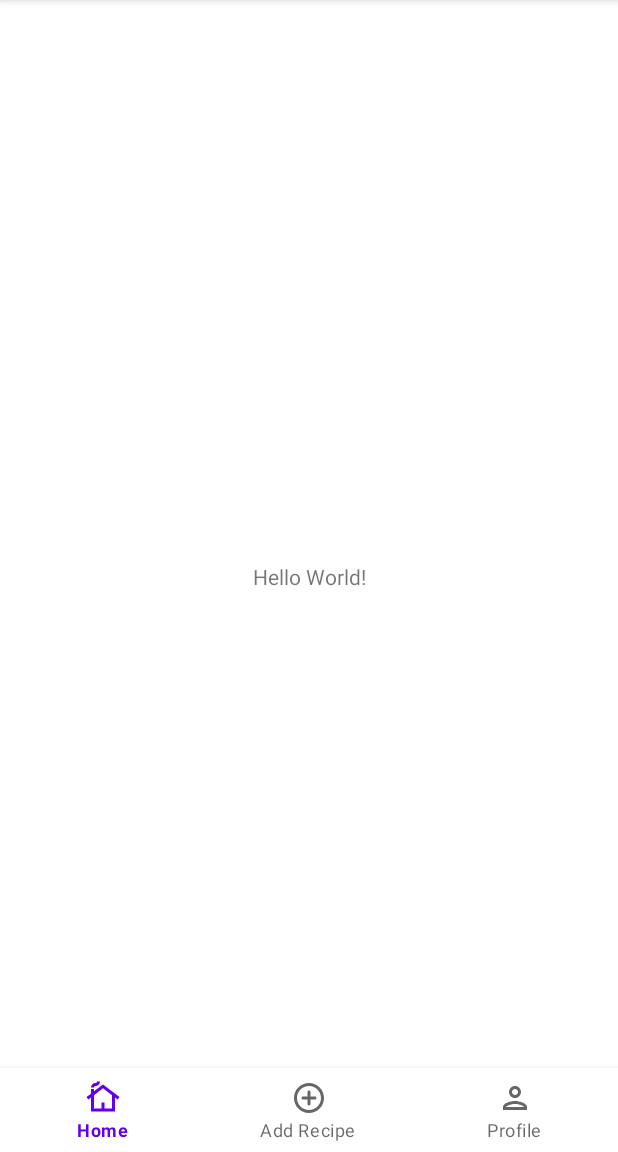
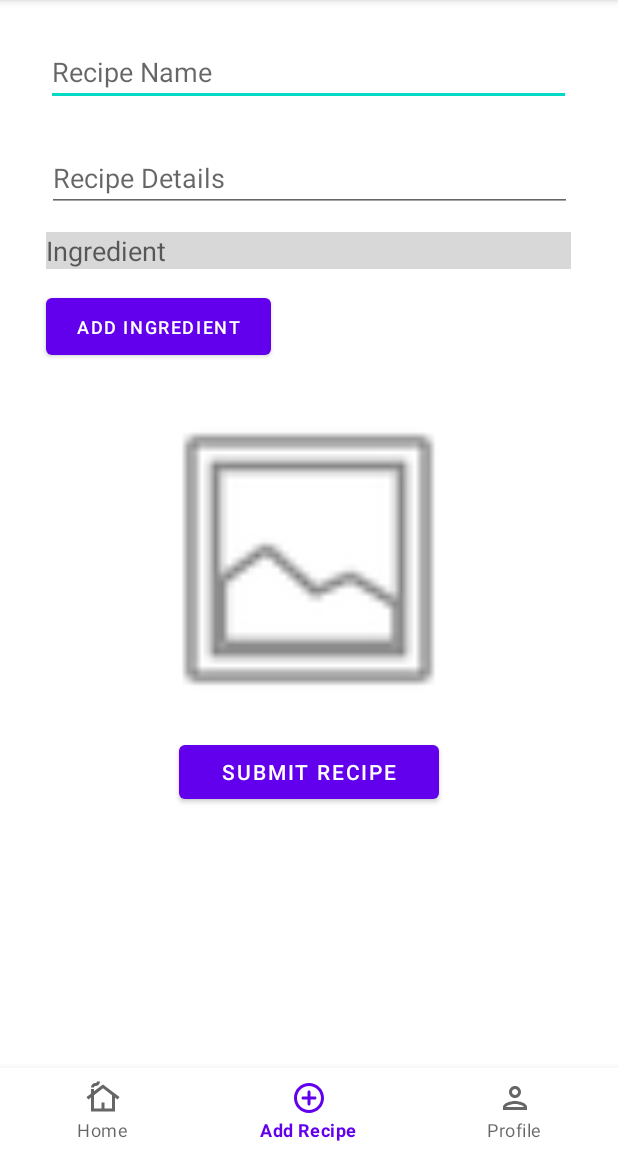
Before and after one commit to Android-Development-Group-5/MunchBox, an Android app: the screen it shows after launch (MainActivity), on a phone screen of 412 x 824 dp, the part 84-1236 px from its top. Run offline under Robolectric (Android 15) with nearby library versions, the phone set to English and light mode, and no system bars.

Commit message:
Milestone 2 Completed with 1 minor issue.

```diff
--- /dev/null
+++ b/app/src/main/java/com/group5/munchbox/AddRecipeFragment.kt
@@ -0,0 +1,114 @@
+package com.group5.munchbox
+
+import android.app.Activity.RESULT_OK
+import android.content.Intent
+import android.os.Bundle
+import android.util.Log
+import androidx.fragment.app.Fragment
+import android.view.LayoutInflater
+import android.view.View
+import android.view.ViewGroup
+import android.widget.Button
+import android.widget.EditText
+import android.widget.ImageView
+import android.widget.Toast
+import androidx.recyclerview.widget.LinearLayoutManager
+import androidx.recyclerview.widget.RecyclerView
+
+// TODO: Rename parameter arguments, choose names that match
+
+/**
+ * A simple [Fragment] subclass.
+ * Use the [AddRecipeFragment.newInstance] factory method to
+ * create an instance of this fragment.
+ */
+private const val TAG = "AddRecipeFragment/"
+
+class AddRecipeFragment : Fragment() {
+    // TODO: Rename and change types of parameters
+
+    private val ingredients = mutableListOf<IngredientsItem>(IngredientsItem(""))
+
+    private lateinit var ingredientsList : RecyclerView
+    private lateinit var ingredientsAdapter: IngredientsAdapter
+
+    private lateinit var recipeName : EditText
+    private lateinit var recipeDetails : EditText
+
+    private lateinit var addRecipeButton : Button
+    private lateinit var addIngredientButton: Button
+    private lateinit var removeIngredientButton: Button
+
+    private lateinit var recipeImage: ImageView
+
+
+    override fun onCreate(savedInstanceState: Bundle?) {
+        super.onCreate(savedInstanceState)
+    }
+
+    override fun onCreateView(
+        inflater: LayoutInflater, container: ViewGroup?,
+        savedInstanceState: Bundle?
+    ): View? {
+        // Inflate the layout for this fragment
+        val view = inflater.inflate(R.layout.fragment_add_recipe, container, false)
+
+        val layoutManager = LinearLayoutManager(context)
+        ingredientsList = view.findViewById(R.id.IngredientsList)
+        ingredientsList.layoutManager = layoutManager
+        ingredientsAdapter = IngredientsAdapter(view.context, ingredients)
+        ingredientsList.adapter = ingredientsAdapter
+
+        addRecipeButton = view.findViewById(R.id.AddRecipeButton)
+        addIngredientButton = view.findViewById(R.id.AddIngredientButton)
+        removeIngredientButton = view.findViewById(R.id.RemoveIngredientButton)
+
+        recipeName = view.findViewById(R.id.RecipeName)
+        recipeDetails = view.findViewById(R.id.RecipeDetails)
+
+        recipeImage = view.findViewById(R.id.RecipeImage)
+
+        addRecipeButton.setOnClickListener {
+            Toast.makeText(context, ingredients.toString(), Toast.LENGTH_SHORT).show()
+            ingredients.forEach{println(it.name) }
+
+        }
+        recipeImage.setOnClickListener {
+            pickImageFromGallery()
+        }
+        addIngredientButton.setOnClickListener {
+            ingredients.add(IngredientsItem(""))
+            ingredientsAdapter.notifyDataSetChanged()
+            removeIngredientButton.visibility = View.VISIBLE
+        }
+        removeIngredientButton.setOnClickListener {
+            if(ingredients.size > 1) {
+                ingredients.removeAt(ingredientsAdapter.itemCount - 1)
+                ingredientsAdapter.notifyDataSetChanged()
+            }
+            if(ingredients.size <= 1){
+                removeIngredientButton.visibility = View.INVISIBLE
+            }
+        }
+        return view
+    }
+
+    companion object {
+        const val IMAGE_REQUEST_CODE = 100
+        fun newInstance(): AddRecipeFragment {
+            return AddRecipeFragment()
+            }
+    }
+    private fun pickImageFromGallery(){
+        val intent = Intent(Intent.ACTION_PICK)
+        intent.type = "image/*"
+        startActivityForResult(intent, IMAGE_REQUEST_CODE)
+    }
+
+    override fun onActivityResult(requestCode: Int, resultCode: Int, data: Intent?) {
+        super.onActivityResult(requestCode, resultCode, data)
+        if (requestCode == IMAGE_REQUEST_CODE && resultCode == RESULT_OK){
+            recipeImage.setImageURI(data?.data)
+        }
+    }
+}
--- /dev/null
+++ b/app/src/main/java/com/group5/munchbox/IngredientsAdapter.kt
@@ -0,0 +1,41 @@
+package com.group5.munchbox
+
+import android.content.Context
+import android.text.Editable
+import android.text.TextWatcher
+import android.view.LayoutInflater
+import android.view.View
+import android.view.ViewGroup
+import android.widget.EditText
+import android.widget.TextView
+import androidx.core.widget.doOnTextChanged
+import androidx.recyclerview.widget.RecyclerView
+
+class IngredientsAdapter(private val context: Context, private val IngredientItems: List<IngredientsItem>): RecyclerView.Adapter<IngredientsAdapter.ViewHolder>() {
+    class ViewHolder(itemView: View): RecyclerView.ViewHolder(itemView){
+        val nameTextView: EditText
+        init {
+            nameTextView = itemView.findViewById(R.id.ingredients_item)
+        }
+    }
+
+    override fun onCreateViewHolder(parent: ViewGroup, viewType: Int): ViewHolder {
+        val context = parent.context
+        val inflater = LayoutInflater.from(context)
+        val contactView = inflater.inflate(R.layout.ingredients_item, parent, false)
+        return ViewHolder(contactView)
+    }
+
+    override fun onBindViewHolder(holder: ViewHolder, position: Int) {
+        val ingredientItems = IngredientItems.get(position)
+        holder.nameTextView.setText(ingredientItems.name)
+        holder.nameTextView.hint = "Ingredient"
+        holder.nameTextView.doOnTextChanged { text, start, before, count ->
+            IngredientItems[position].name = text.toString()
+        }
+    }
+
+    override fun getItemCount(): Int {
+        return IngredientItems.size
+    }
+}
--- /dev/null
+++ b/app/src/main/java/com/group5/munchbox/IngredientsItem.kt
@@ -0,0 +1,5 @@
+package com.group5.munchbox
+
+class IngredientsItem(
+    var name: String){
+}
--- a/app/src/main/java/com/group5/munchbox/MainActivity.kt
+++ b/app/src/main/java/com/group5/munchbox/MainActivity.kt
@@ -2,10 +2,45 @@ package com.group5.munchbox
 
 import androidx.appcompat.app.AppCompatActivity
 import android.os.Bundle
+import androidx.fragment.app.Fragment
+import androidx.fragment.app.FragmentManager
+import com.google.android.material.bottomnavigation.BottomNavigationView
 
 class MainActivity : AppCompatActivity() {
     override fun onCreate(savedInstanceState: Bundle?) {
         super.onCreate(savedInstanceState)
         setContentView(R.layout.activity_main)
+
+        replaceFragment(AddRecipeFragment())
+        // define your fragments here
+        //val fragment1: Fragment
+        val fragment2: Fragment = AddRecipeFragment()
+        //val fragment3: Fragment
+
+        val bottomNavigationView: BottomNavigationView = findViewById(R.id.bottom_navigation)
+
+        // handle navigation selection
+        bottomNavigationView.setOnItemSelectedListener { item ->
+            lateinit var fragment: Fragment
+            when (item.itemId) {
+                //R.id.home -> fragment = fragment1
+                R.id.add_recipe -> fragment = fragment2
+                //R.id.profile -> fragment = fragment3
+            }
+            replaceFragment(fragment)
+            true
+        }
+
+        // Set default selection
+        //bottomNavigationView.selectedItemId = R.id.home
+        //TODO("replace line below with line above")
+        bottomNavigationView.selectedItemId = R.id.add_recipe
     }
+    private fun replaceFragment(fragment: Fragment) {
+        val fragmentManager = supportFragmentManager
+        val fragmentTransaction = fragmentManager.beginTransaction()
+        fragmentTransaction.replace(R.id.app_frame_layout, fragment)
+        fragmentTransaction.commit()
+    }
+    val fragmentManager: FragmentManager = supportFragmentManager
 }
--- a/app/src/main/res/layout/activity_main.xml
+++ b/app/src/main/res/layout/activity_main.xml
@@ -6,11 +6,11 @@
     android:layout_height="match_parent"
     tools:context=".MainActivity">
 
-    <TextView
-        android:layout_width="wrap_content"
-        android:layout_height="wrap_content"
-        android:text="Hello World!"
-        app:layout_constraintBottom_toBottomOf="parent"
+    <FrameLayout
+        android:id="@+id/app_frame_layout"
+        android:layout_width="match_parent"
+        android:layout_height="match_parent"
+        app:layout_constraintBottom_toTopOf="@+id/bottom_navigation"
         app:layout_constraintEnd_toEndOf="parent"
         app:layout_constraintStart_toStartOf="parent"
         app:layout_constraintTop_toTopOf="parent" />
--- /dev/null
+++ b/app/src/main/res/layout/fragment_add_recipe.xml
@@ -0,0 +1,102 @@
+<?xml version="1.0" encoding="utf-8"?>
+
+<FrameLayout xmlns:android="http://schemas.android.com/apk/res/android"
+    xmlns:app="http://schemas.android.com/apk/res-auto"
+    xmlns:tools="http://schemas.android.com/tools"
+    android:layout_width="match_parent"
+    android:layout_height="600dp"
+    tools:context=".AddRecipeFragment"
+    android:id="@+id/add_recipe_frame_layout">
+<ScrollView
+    android:layout_width="match_parent"
+    android:layout_height="match_parent"
+    android:id="@+id/AddRecipeScrollView">
+        <androidx.constraintlayout.widget.ConstraintLayout
+            android:layout_width="match_parent"
+            android:layout_height="match_parent"
+            android:id="@+id/AddRecipeConstraintLayout">
+
+            <Button
+                android:id="@+id/AddRecipeButton"
+                android:layout_width="173dp"
+                android:layout_height="wrap_content"
+                android:layout_marginBottom="25dp"
+                android:layout_marginTop="8dp"
+                android:text="Submit Recipe"
+                app:layout_constraintBottom_toBottomOf="parent"
+                app:layout_constraintEnd_toEndOf="parent"
+                app:layout_constraintStart_toStartOf="parent"
+                app:layout_constraintTop_toBottomOf="@+id/RecipeImage"
+                app:layout_constraintVertical_bias="1.0" />
+
+            <EditText
+                android:id="@+id/RecipeName"
+                android:layout_width="350dp"
+                android:layout_height="wrap_content"
+                android:layout_marginTop="25dp"
+                android:ems="10"
+                android:inputType="textPersonName"
+                android:hint="Recipe Name"
+                app:layout_constraintEnd_toEndOf="parent"
+                app:layout_constraintHorizontal_bias="0.491"
+                app:layout_constraintStart_toStartOf="parent"
+                app:layout_constraintTop_toTopOf="parent" />
+
+            <EditText
+                android:id="@+id/RecipeDetails"
+                android:layout_width="350dp"
+                android:layout_height="wrap_content"
+                android:layout_marginTop="25dp"
+                android:ems="10"
+                android:inputType="textPersonName"
+                android:hint="Recipe Details"
+                app:layout_constraintEnd_toEndOf="parent"
+                app:layout_constraintStart_toStartOf="parent"
+                app:layout_constraintTop_toBottomOf="@+id/RecipeName" />
+
+            <androidx.recyclerview.widget.RecyclerView
+                android:id="@+id/IngredientsList"
+                android:layout_width="350dp"
+                android:layout_height="wrap_content"
+                android:layout_marginTop="8dp"
+                app:layout_constraintEnd_toEndOf="parent"
+                app:layout_constraintHorizontal_bias="0.491"
+                app:layout_constraintStart_toStartOf="parent"
+                app:layout_constraintTop_toBottomOf="@+id/RecipeDetails" />
+
+            <Button
+                android:id="@+id/AddIngredientButton"
+                android:layout_width="150dp"
+                android:layout_height="50dp"
+                android:layout_marginTop="8dp"
+                android:textSize="12dp"
+                android:text="Add Ingredient"
+                app:layout_constraintEnd_toEndOf="parent"
+                app:layout_constraintHorizontal_bias="0.0"
+                app:layout_constraintStart_toStartOf="@+id/IngredientsList"
+                app:layout_constraintTop_toBottomOf="@+id/IngredientsList" />
+
+            <Button
+                android:id="@+id/RemoveIngredientButton"
+                android:layout_width="150dp"
+                android:layout_height="50dp"
+                android:layout_marginTop="8dp"
+                android:text="Remove Ingredient"
+                android:textSize="12dp"
+                android:visibility="invisible"
+                app:layout_constraintEnd_toEndOf="@+id/IngredientsList"
+                app:layout_constraintTop_toBottomOf="@+id/IngredientsList" />
+
+            <ImageView
+                android:id="@+id/RecipeImage"
+                android:layout_width="350dp"
+                android:layout_height="220dp"
+                android:layout_marginTop="20dp"
+                android:src="@android:drawable/ic_menu_gallery"
+                app:layout_constraintEnd_toEndOf="parent"
+                app:layout_constraintHorizontal_bias="0.491"
+                app:layout_constraintStart_toStartOf="parent"
+                app:layout_constraintTop_toBottomOf="@+id/AddIngredientButton" />
+        </androidx.constraintlayout.widget.ConstraintLayout>
+</ScrollView>
+</FrameLayout>
--- /dev/null
+++ b/app/src/main/res/layout/ingredients_item.xml
@@ -0,0 +1,21 @@
+<?xml version="1.0" encoding="utf-8"?>
+<androidx.constraintlayout.widget.ConstraintLayout xmlns:android="http://schemas.android.com/apk/res/android"
+    xmlns:app="http://schemas.android.com/apk/res-auto"
+    xmlns:tools="http://schemas.android.com/tools"
+    android:layout_width="350dp"
+    android:layout_height="wrap_content">
+
+    <EditText
+        android:id="@+id/ingredients_item"
+        android:layout_width="match_parent"
+        android:layout_height="wrap_content"
+        android:background="#D8D8D8"
+        android:ems="10"
+        android:inputType="textPersonName"
+        android:text="Name"
+        app:layout_constraintBottom_toBottomOf="parent"
+        android:layout_marginTop="5dp"
+        android:layout_marginBottom="5dp"
+        app:layout_constraintTop_toTopOf="parent"
+        tools:layout_editor_absoluteX="3dp" />
+</androidx.constraintlayout.widget.ConstraintLayout>
--- a/app/src/main/res/values/strings.xml
+++ b/app/src/main/res/values/strings.xml
@@ -1,3 +1,5 @@
 <resources>
     <string name="app_name">MunchBox</string>
+    <!-- TODO: Remove or change this placeholder text -->
+    <string name="hello_blank_fragment">Hello blank fragment</string>
 </resources>
```
